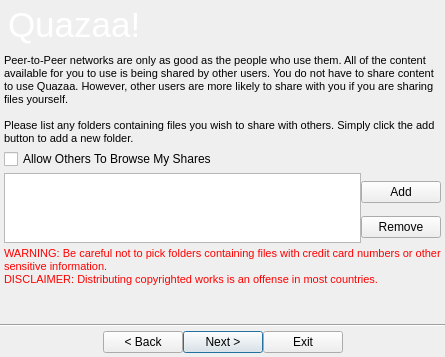
c3c/quazaa, file branches/Rewrite/UI/olddialogwizard.ui: the form before one commit.
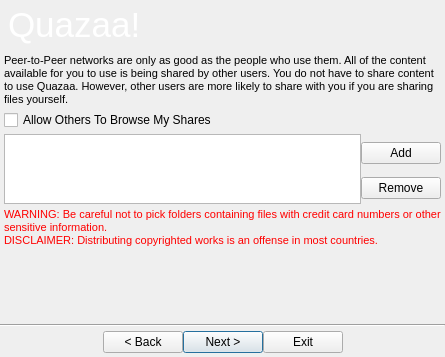
The form after the commit. The open tabs and pages were chosen to show the change. Icons and pictures are not drawn.

Commit message: Corrected variable not being initialized on dialogconnectto creation. More work on new Quickstart Wizard.

Diff of the .ui file:
```diff
--- a/branches/Rewrite/UI/olddialogwizard.ui
+++ b/branches/Rewrite/UI/olddialogwizard.ui
@@ -576,10 +576,8 @@
              <string>&lt;!DOCTYPE HTML PUBLIC &quot;-//W3C//DTD HTML 4.0//EN&quot; &quot;http://www.w3.org/TR/REC-html40/strict.dtd&quot;&gt;
 &lt;html&gt;&lt;head&gt;&lt;meta name=&quot;qrichtext&quot; content=&quot;1&quot; /&gt;&lt;style type=&quot;text/css&quot;&gt;
 p, li { white-space: pre-wrap; }
-&lt;/style&gt;&lt;/head&gt;&lt;body style=&quot; font-family:'MS Shell Dlg 2'; font-size:8.25pt; font-weight:400; font-style:normal;&quot;&gt;
-&lt;p style=&quot; margin-top:0px; margin-bottom:0px; margin-left:0px; margin-right:0px; -qt-block-indent:0; text-indent:0px;&quot;&gt;&lt;span style=&quot; font-size:8pt;&quot;&gt;Peer-to-Peer networks are only as good as the people who use them. All of the content available for you to use is being shared by other users. You do not have to share content to use Quazaa. However, other users are more likely to share with you if you are sharing files yourself.&lt;/span&gt;&lt;/p&gt;
-&lt;p style=&quot;-qt-paragraph-type:empty; margin-top:0px; margin-bottom:0px; margin-left:0px; margin-right:0px; -qt-block-indent:0; text-indent:0px; font-size:8pt;&quot;&gt;&lt;/p&gt;
-&lt;p style=&quot; margin-top:0px; margin-bottom:0px; margin-left:0px; margin-right:0px; -qt-block-indent:0; text-indent:0px;&quot;&gt;&lt;span style=&quot; font-size:8pt;&quot;&gt;Please list any folders containing files you wish to share with others. Simply click the add button to add a new folder.&lt;/span&gt;&lt;span style=&quot; font-size:8pt; color:#ff0000;&quot;&gt; &lt;/span&gt;&lt;/p&gt;&lt;/body&gt;&lt;/html&gt;</string>
+&lt;/style&gt;&lt;/head&gt;&lt;body style=&quot; font-family:'Sans Serif'; font-size:9pt; font-weight:400; font-style:normal;&quot;&gt;
+&lt;p style=&quot; margin-top:0px; margin-bottom:0px; margin-left:0px; margin-right:0px; -qt-block-indent:0; text-indent:0px;&quot;&gt;&lt;span style=&quot; font-family:'MS Shell Dlg 2'; font-size:8pt;&quot;&gt;Peer-to-Peer networks are only as good as the people who use them. All of the content available for you to use is being shared by other users. You do not have to share content to use Quazaa. However, other users are more likely to share with you if you are sharing files yourself.&lt;/span&gt;&lt;/p&gt;&lt;/body&gt;&lt;/html&gt;</string>
             </property>
             <property name="alignment">
              <set>Qt::AlignLeading|Qt::AlignLeft|Qt::AlignTop</set>
```
Left out of the diff: 6 changed lines with no effect on the pictures. The commit also changes 3 other files.
